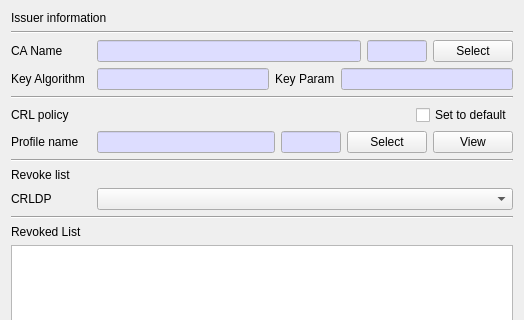
The window that CertMan/make_crl_dlg.ui (jykim74/CertMan) describes before a commit, drawn with Qt 5; both pictures show x 0 to 524 and y 0 to 320 of the 524 by 483 pixel window.
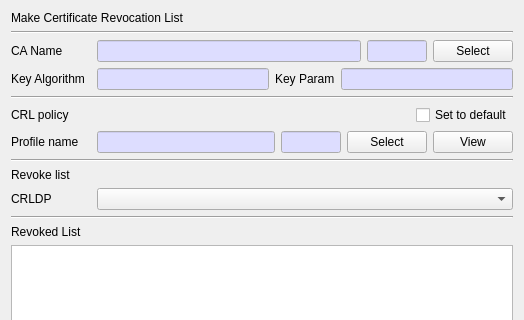
The same window after the commit.

```diff
--- a/CertMan/make_crl_dlg.ui
+++ b/CertMan/make_crl_dlg.ui
@@ -17,7 +17,7 @@
    <item>
     <widget class="QLabel" name="label">
      <property name="text">
-      <string>Issuer information</string>
+      <string>Make Certificate Revocation List</string>
      </property>
     </widget>
    </item>
```
